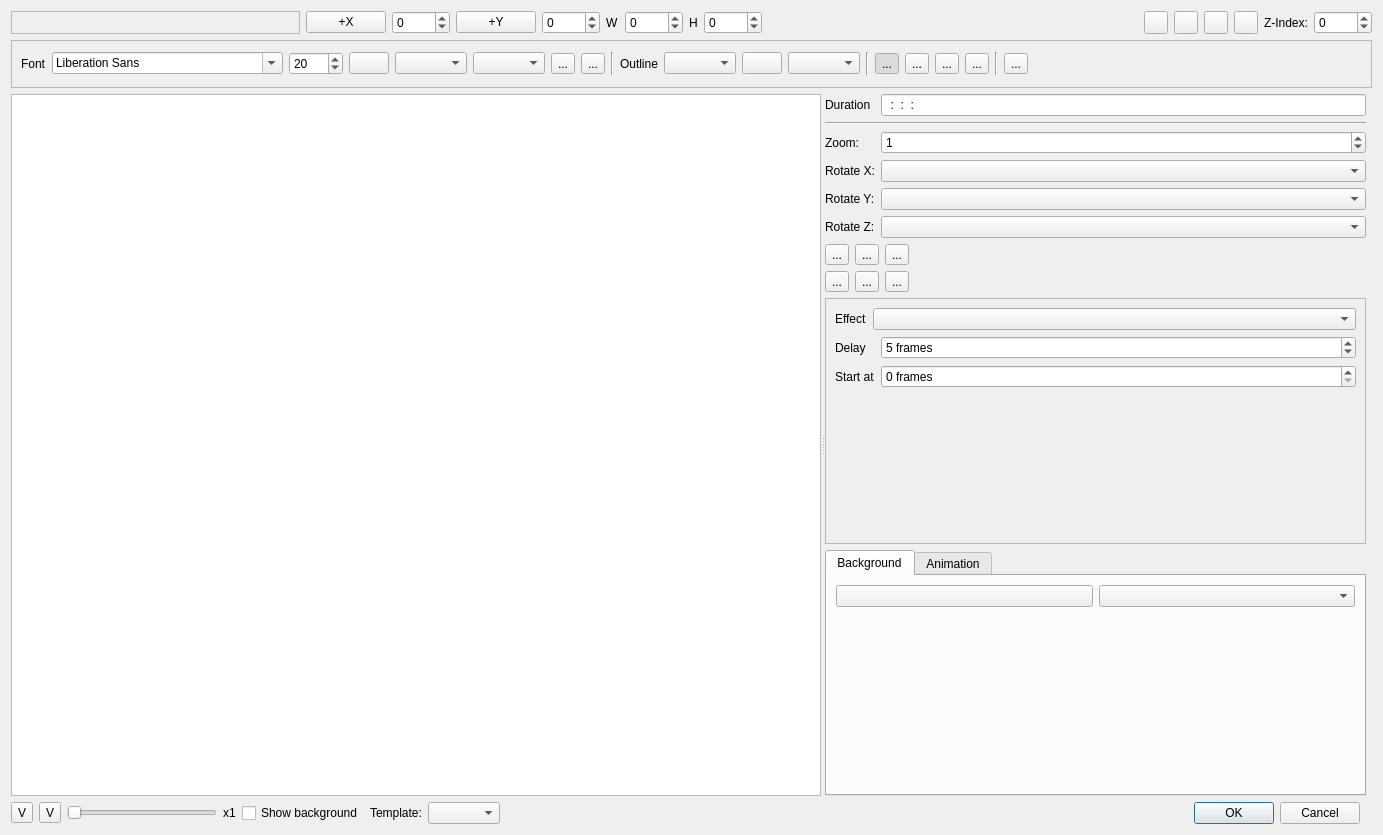
This is src/widgets/titlewidget_ui.ui in KDE/kdenlive as Qt 5 draws it before an edit. The edited form follows.
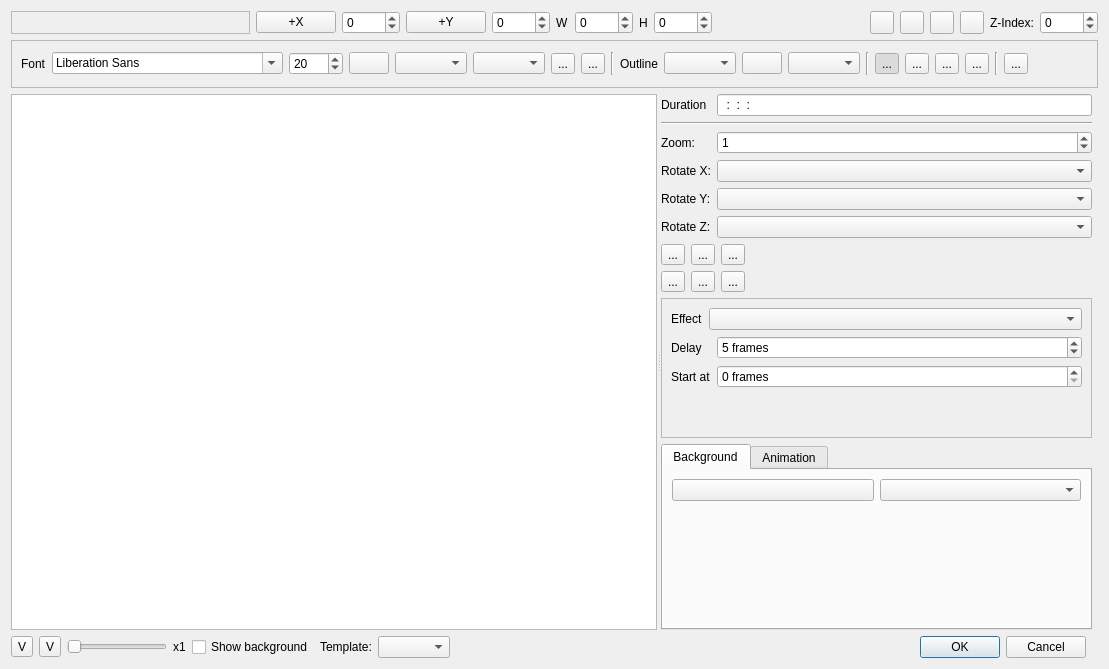
This is the edited form. Custom widgets are drawn as their Qt base class.

Commit message: Fix thumbnail creation in slideshow dialog: http://kdenlive.org/mantis/view.php?id=1546

Patch:
```diff
--- a/src/widgets/titlewidget_ui.ui
+++ b/src/widgets/titlewidget_ui.ui
@@ -6,8 +6,8 @@
    <rect>
     <x>0</x>
     <y>0</y>
-    <width>1383</width>
-    <height>835</height>
+    <width>986</width>
+    <height>621</height>
    </rect>
   </property>
   <property name="sizePolicy">
```
Left out of the diff: 16 changed lines with no effect on the pictures. The commit also changes 4 other files.
